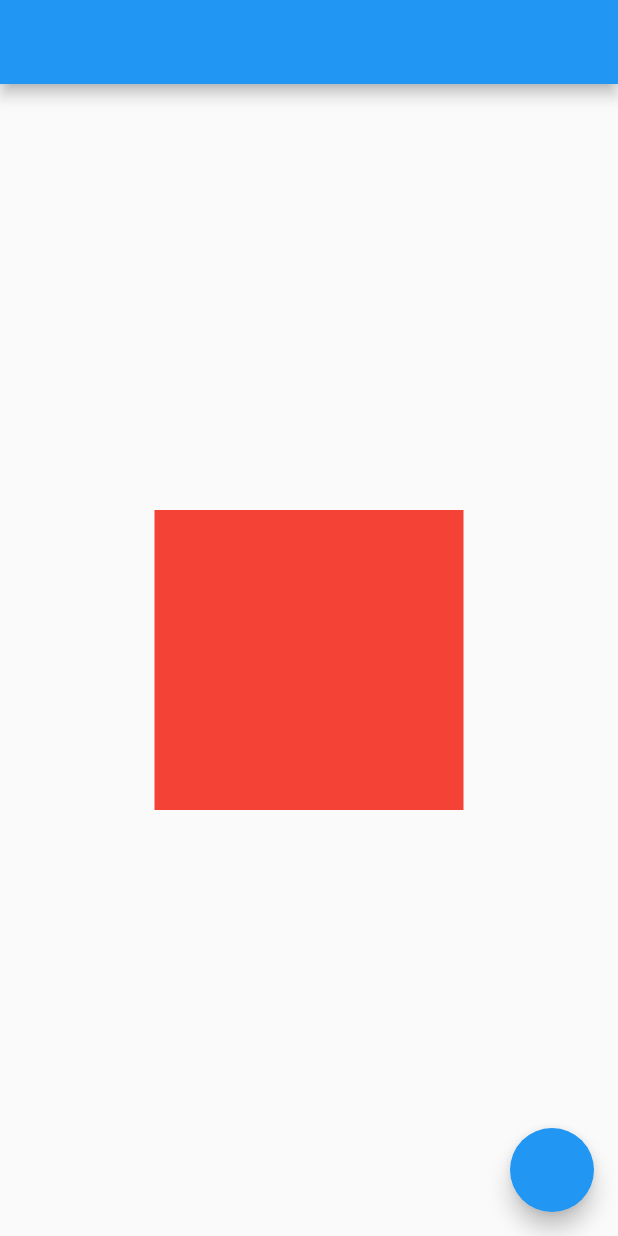
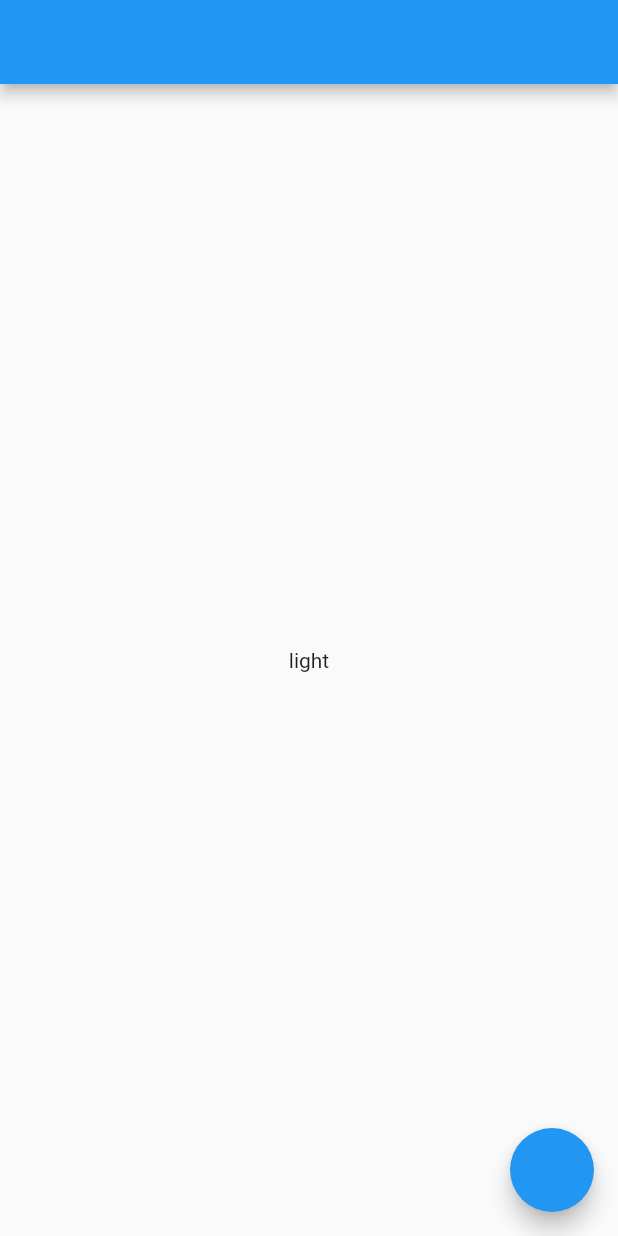
Before and after one commit to rei-codes/mediaquery-example, a Flutter app: the screen it shows after launch, on a phone screen of 412 x 824 dp. Run offline on Flutter 3.47's test engine with Material 2 defaults, Android fonts, the phone set to English and light mode, and no system bars.

Commit message:
fix: example changed from sizeOf to platformBrightnessOf in favor of solving confusion

```diff
--- a/lib/home_page.dart
+++ b/lib/home_page.dart
@@ -9,17 +9,15 @@ class HomePage extends StatelessWidget {
 
   @override
   Widget build(BuildContext context) {
-    log('a${MediaQuery.of(context).viewInsets}');
+    log('HomePage');
     return Scaffold(
       appBar: AppBar(),
       body: Center(
-        child: Container(
-          color: Colors.red,
-          height: 200,
+        child: Text(
           // OLD (BAD) WAY
-          width: MediaQuery.of(context).size.width / 2,
+          MediaQuery.of(context).platformBrightness.name,
           // NEW (GREAT) WAY
-          // width: MediaQuery.sizeOf(context).width / 2,
+          // MediaQuery.platformBrightnessOf(context).name,
         ),
       ),
       floatingActionButton: FloatingActionButton(
```
